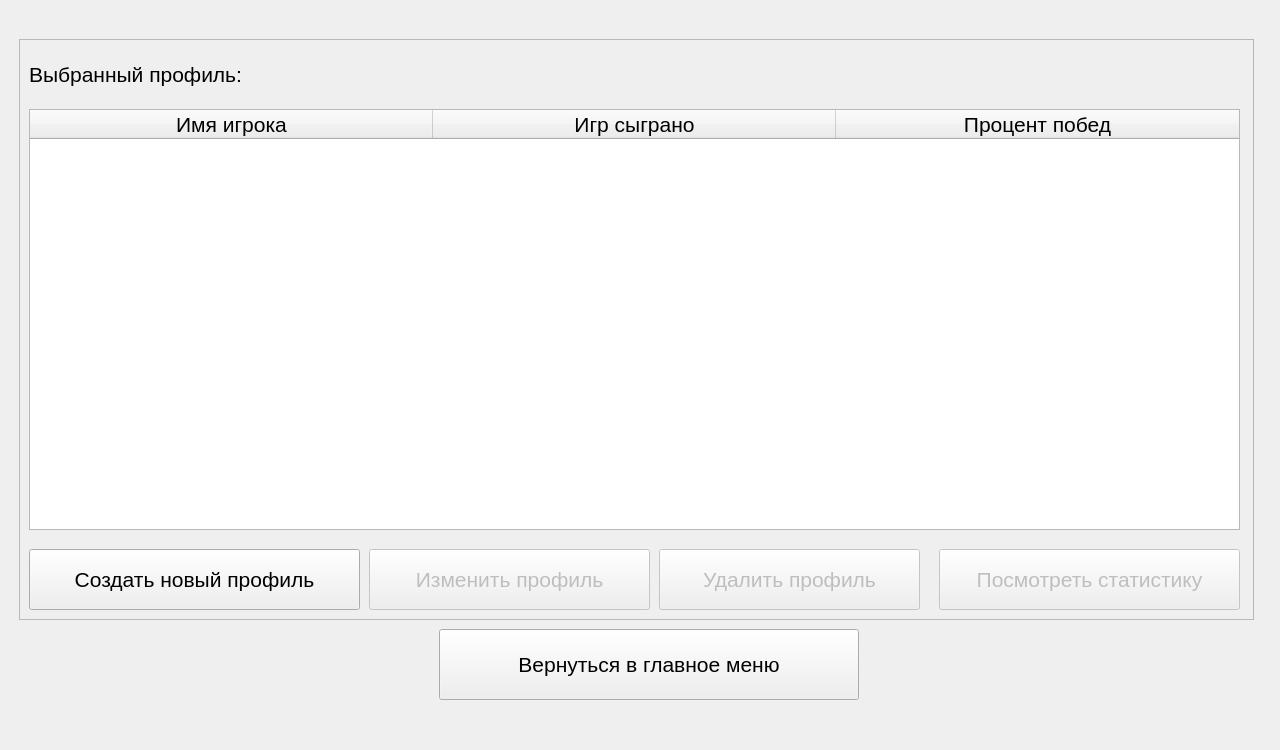
Old version of the form mainwindow.ui in the repository ahahaharu/CourseWork_Game.
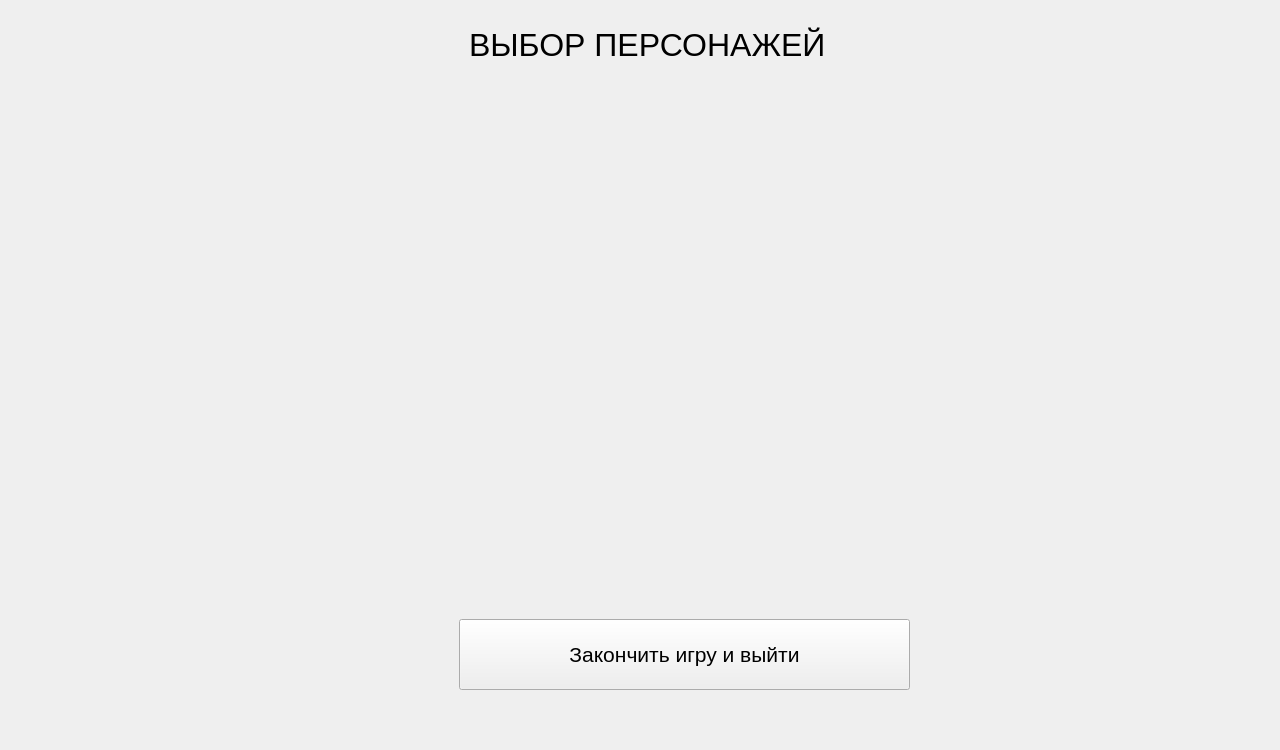
New version of the form. The open tabs and pages were chosen to show the change.

Patch:
```diff
--- a/mainwindow.ui
+++ b/mainwindow.ui
@@ -42,7 +42,7 @@
     <item>
      <widget class="QStackedWidget" name="stackedWidget">
       <property name="currentIndex">
-       <number>2</number>
+       <number>3</number>
       </property>
       <widget class="QWidget" name="startMenu">
        <widget class="QWidget" name="widget" native="true">
@@ -821,6 +821,44 @@
         </property>
        </widget>
       </widget>
+      <widget class="QWidget" name="selectHeroes">
+       <widget class="QLabel" name="label_11">
+        <property name="geometry">
+         <rect>
+          <x>460</x>
+          <y>-10</y>
+          <width>411</width>
+          <height>91</height>
+         </rect>
+        </property>
+        <property name="font">
+         <font>
+          <pointsize>24</pointsize>
+         </font>
+        </property>
+        <property name="text">
+         <string>ВЫБОР ПЕРСОНАЖЕЙ</string>
+        </property>
+       </widget>
+       <widget class="QPushButton" name="endGame_button">
+        <property name="geometry">
+         <rect>
+          <x>450</x>
+          <y>610</y>
+          <width>451</width>
+          <height>71</height>
+         </rect>
+        </property>
+        <property name="font">
+         <font>
+          <pointsize>16</pointsize>
+         </font>
+        </property>
+        <property name="text">
+         <string>Закончить игру и выйти</string>
+        </property>
+       </widget>
+      </widget>
      </widget>
     </item>
    </layout>
```
Left out of the diff: 4 changed lines with no effect on the pictures.
